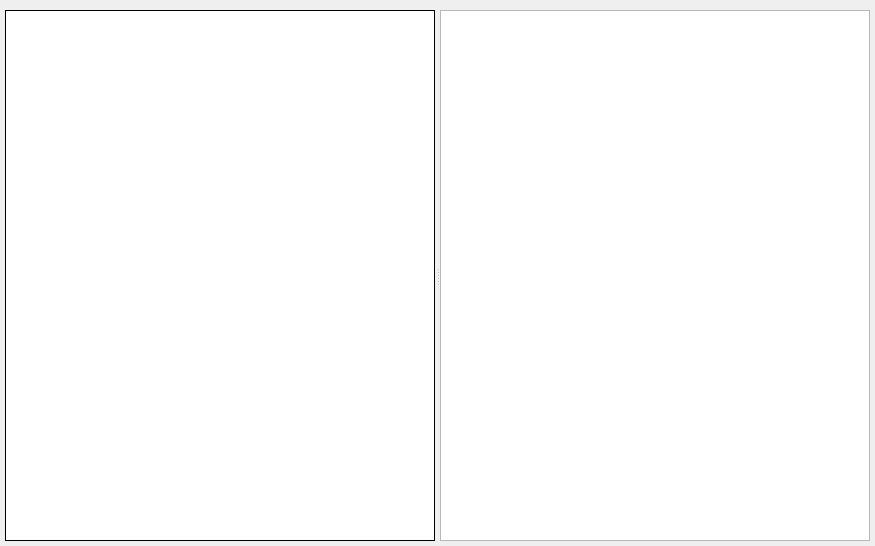
First picture: the form in journalwidget.ui, repository vlarry/configurator, before the edit.
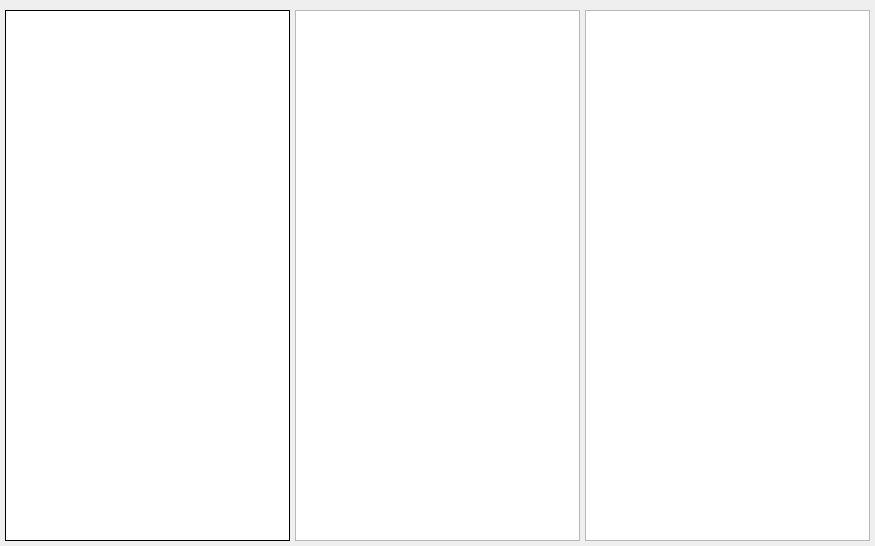
Second picture: the form after the edit. Custom widgets are drawn as their Qt base class.

```diff
--- a/journalwidget.ui
+++ b/journalwidget.ui
@@ -38,19 +38,8 @@
     <widget class="CHeaderJournal" name="widgetJournalHeader" native="true"/>
    </item>
    <item>
-    <widget class="QSplitter" name="splitter">
-     <property name="sizePolicy">
-      <sizepolicy hsizetype="Expanding" vsizetype="Expanding">
-       <horstretch>0</horstretch>
-       <verstretch>0</verstretch>
-      </sizepolicy>
-     </property>
-     <property name="orientation">
-      <enum>Qt::Horizontal</enum>
-     </property>
-     <property name="handleWidth">
-      <number>5</number>
-     </property>
+    <layout class="QHBoxLayout" name="horizontalLayout">
+     <item>
      <widget class="CJournalTable" name="tableWidgetJournal">
       <property name="minimumSize">
        <size>
@@ -71,8 +60,14 @@
        <enum>QFrame::Plain</enum>
       </property>
      </widget>
-     <widget class="QListView" name="listViewPropertyJournal"/>
-    </widget>
+     </item>
+     <item>
+      <widget class="QTableWidget" name="tableWidgetPropertyHalfhourJournal"/>
+     </item>
+     <item>
+      <widget class="QListView" name="listViewPropertyCrashJournal"/>
+     </item>
+    </layout>
    </item>
   </layout>
  </widget>
```
Lines whose indentation alone changed are shown as unchanged.
